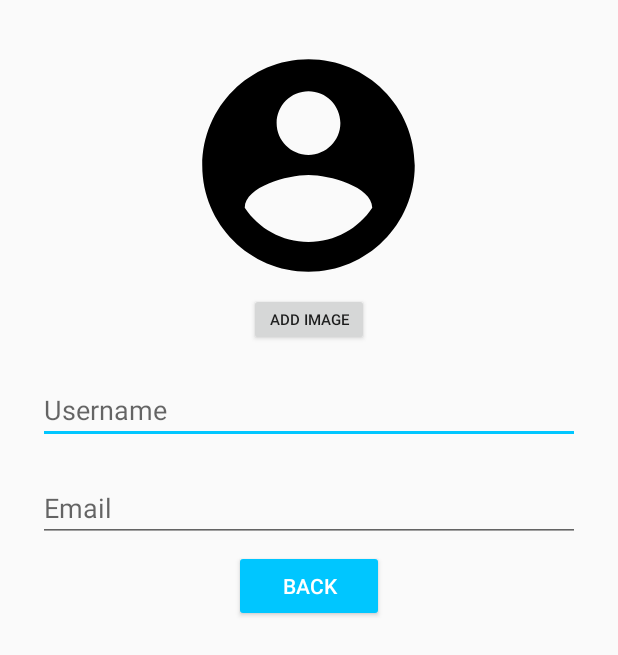
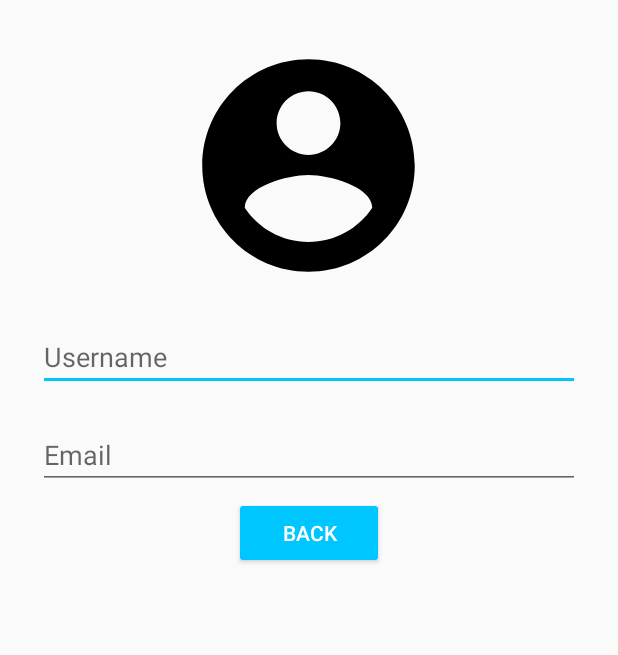
Before and after one commit to washco6company/Wash.co, an Android app: the layout activity_profile_user.xml on its own in the app's theme, with its tools: preview values and no code run, on a phone screen of 412 x 824 dp. Shown: the top 655 px of the screen. Run offline under Robolectric (Android 15) with nearby library versions, the light colour scheme and no system bars.

Commit message:
Beberapa perbaikan error dan bug

```diff
--- a/app/src/main/res/layout/activity_profile_user.xml
+++ b/app/src/main/res/layout/activity_profile_user.xml
@@ -19,15 +19,6 @@
         android:layout_height="wrap_content"
         android:layout_below="@id/img_user"
         android:orientation="vertical">
-        <Button
-            android:id="@+id/btn_add_image_profile"
-            android:layout_width="80dp"
-            android:layout_height="35dp"
-            android:onClick="addImage"
-            android:text="add image"
-            android:textSize="10sp"
-            android:layout_below="@id/img_post"
-            android:layout_gravity="center"/>
         <EditText
             android:id="@+id/et_username"
             android:layout_width="match_parent"
```
Also changed, not shown: app/src/main/java/tubesrpl/washco/Adapter/PostAdapter.java (+9 -9 lines).
